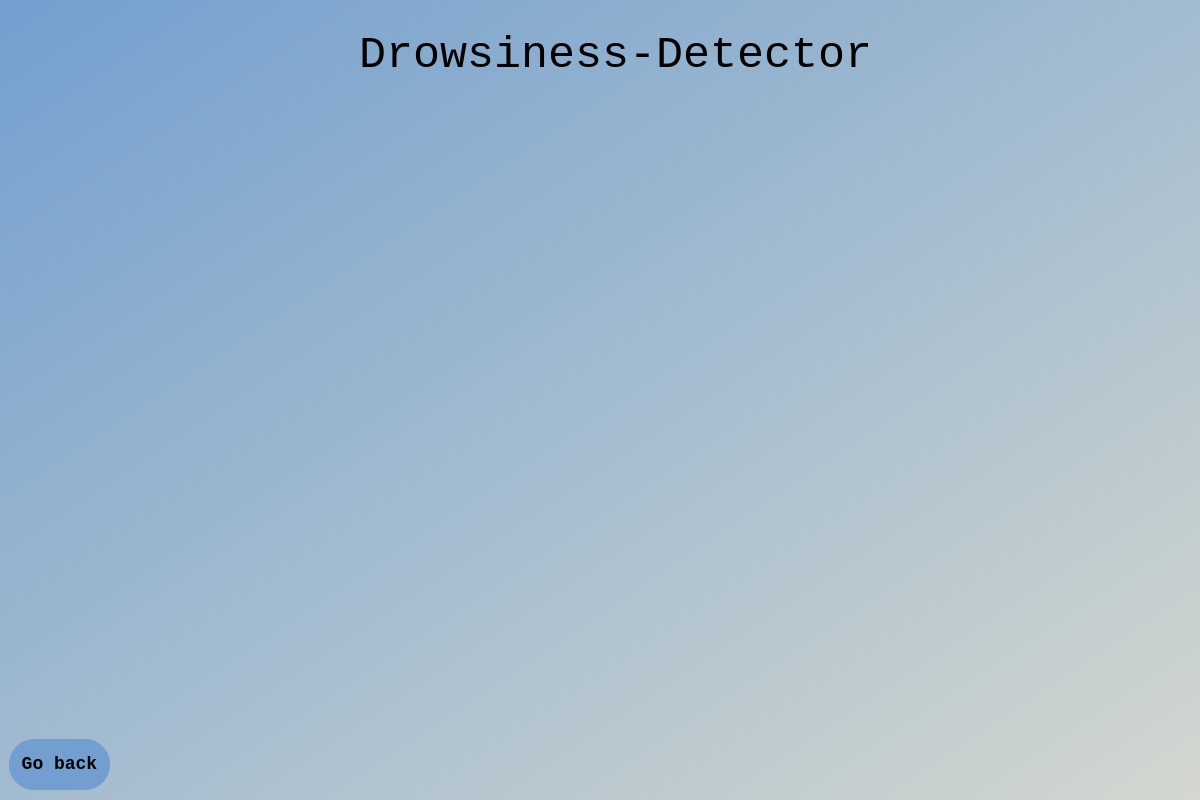
Old version of the form facedetection/facedetection/gui/videoWindow.ui in the repository Data-Assassins/Drowsiness-Detector-Project.
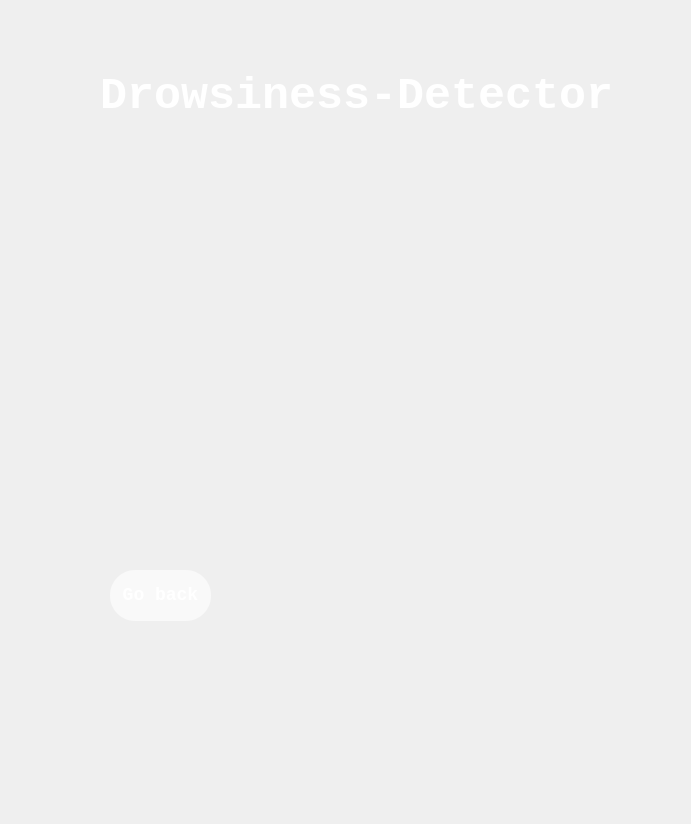
New version of the form.

Patch:
```diff
--- a/facedetection/facedetection/gui/videoWindow.ui
+++ b/facedetection/facedetection/gui/videoWindow.ui
@@ -6,33 +6,60 @@
    <rect>
     <x>0</x>
     <y>0</y>
-    <width>1200</width>
-    <height>800</height>
+    <width>691</width>
+    <height>824</height>
    </rect>
   </property>
   <property name="windowTitle">
    <string>videoWindow</string>
   </property>
-  <widget class="QWidget" name="bgwidget" native="true">
+  <widget class="QLabel" name="label">
    <property name="geometry">
     <rect>
-     <x>-1</x>
-     <y>-1</y>
-     <width>1201</width>
-     <height>801</height>
+     <x>0</x>
+     <y>0</y>
+     <width>691</width>
+     <height>821</height>
     </rect>
    </property>
-   <property name="styleSheet">
-    <string notr="true">QWidget#bgwidget{
-background-color:qlineargradient(spread:pad, x1:0, y1:0, x2:1, y2:1, stop:0 rgba(114, 159, 207, 255), stop:1 rgba(211, 215, 207, 255));}</string>
+   <property name="text">
+    <string/>
    </property>
+  </widget>
    <widget class="QLabel" name="label_2">
     <property name="geometry">
      <rect>
-
-      <x>360</x>
-      <y>10</y>
-
+     <x>66</x>
+     <y>56</y>
+     <width>561</width>
+     <height>711</height>
+    </rect>
+   </property>
+   <property name="styleSheet">
+    <string notr="true">background-color: rgba(0, 0, 0,0);</string>
+   </property>
+   <property name="text">
+    <string/>
+   </property>
+  </widget>
+  <widget class="QLabel" name="videoLabel">
+   <property name="geometry">
+    <rect>
+     <x>160</x>
+     <y>180</y>
+     <width>401</width>
+     <height>311</height>
+    </rect>
+   </property>
+   <property name="text">
+    <string/>
+   </property>
+  </widget>
+  <widget class="QLabel" name="label_3">
+   <property name="geometry">
+    <rect>
+     <x>100</x>
+     <y>50</y>
       <width>541</width>
       <height>91</height>
      </rect>
@@ -41,11 +68,14 @@
      <font>
       <family>Monospace</family>
       <pointsize>-1</pointsize>
+     <weight>75</weight>
+     <bold>true</bold>
      </font>
     </property>
     <property name="styleSheet">
      <string notr="true">font-size:45px;
-</string>
+color:rgb(255,255,255);
+font-wight:bold;</string>
     </property>
     <property name="text">
      <string>Drowsiness-Detector</string>
@@ -54,8 +84,8 @@
    <widget class="QPushButton" name="backbutton">
     <property name="geometry">
      <rect>
-      <x>10</x>
-      <y>740</y>
+     <x>110</x>
+     <y>570</y>
       <width>101</width>
       <height>51</height>
      </rect>
@@ -69,40 +99,15 @@
      </font>
     </property>
     <property name="styleSheet">
-     <string notr="true">background-color: rgb(114, 159, 207);
+    <string notr="true">background-color: rgba(255,255,255,0.6);
  border-radius: 25px;
 font-size:18px;
-font-weight: bold;</string>
+font-weight: bold;
+color: rgb(255, 255, 255);</string>
     </property>
     <property name="text">
      <string>Go back</string>
     </property>
-   </widget>
-   <widget class="QLabel" name="videoLabel">
-    <property name="geometry">
-     <rect>
-      <x>50</x>
-      <y>110</y>
-      <width>291</width>
-      <height>271</height>
-     </rect>
-    </property>
-    <property name="minimumSize">
-     <size>
-      <width>4</width>
-      <height>0</height>
-     </size>
-    </property>
-    <property name="maximumSize">
-     <size>
-      <width>640</width>
-      <height>480</height>
-     </size>
-    </property>
-    <property name="text">
-     <string/>
-    </property>
-   </widget>
   </widget>
  </widget>
  <resources/>
```
Lines whose indentation alone changed are shown as unchanged.
